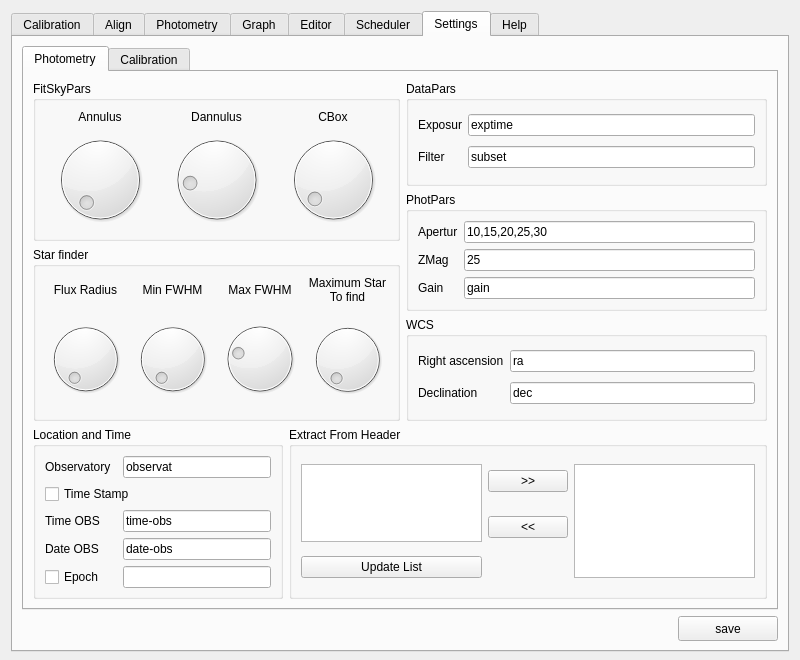
Before: the Qt Designer form myraf.ui in yucelkilic/myrafproject, drawn with Qt 5.
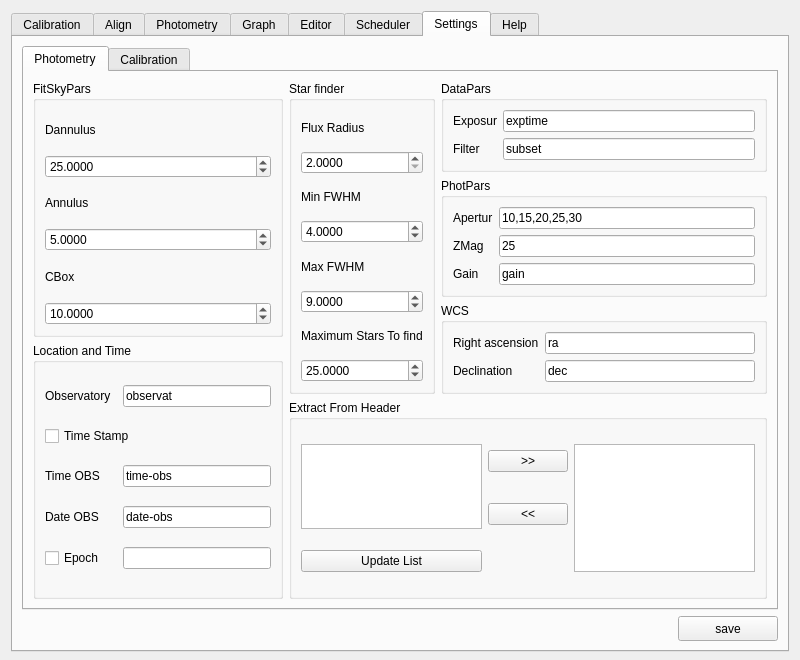
After: the same form once the commit is applied. The open tabs and pages were chosen to show the change. Icons and pictures are not drawn. Custom widgets are drawn as their Qt base class.

Commit message: Settings elements changed

Diff of the .ui file:
```diff
--- a/myraf.ui
+++ b/myraf.ui
@@ -2925,9 +2925,7 @@
           <attribute name="title">
            <string>Photometry</string>
           </attribute>
-          <layout class="QGridLayout" name="gridLayout_80">
-           <item row="0" column="0">
-            <layout class="QGridLayout" name="gridLayout_109">
+          <layout class="QGridLayout" name="gridLayout_60">
              <item row="0" column="0">
               <widget class="QGroupBox" name="groupBox_14">
                <property name="title">
@@ -2935,271 +2933,191 @@
                </property>
                <layout class="QGridLayout" name="gridLayout_59">
                 <item row="0" column="0">
-                 <layout class="QGridLayout" name="gridLayout_64">
-                  <item row="0" column="0">
-                   <widget class="QLabel" name="label_40">
-                    <property name="text">
-                     <string>Annulus</string>
-                    </property>
-                    <property name="alignment">
-                     <set>Qt::AlignCenter</set>
-                    </property>
-                   </widget>
-                  </item>
-                  <item row="1" column="0">
-                   <widget class="QDial" name="dial">
-                    <property name="minimum">
-                     <number>5</number>
-                    </property>
-                    <property name="maximum">
-                     <number>120</number>
-                    </property>
-                    <property name="pageStep">
-                     <number>1</number>
-                    </property>
-                    <property name="orientation">
-                     <enum>Qt::Horizontal</enum>
-                    </property>
-                    <property name="wrapping">
-                     <bool>false</bool>
-                    </property>
-                    <property name="notchesVisible">
-                     <bool>false</bool>
-                    </property>
-                   </widget>
-                  </item>
-                 </layout>
-                </item>
-                <item row="0" column="1">
-                 <layout class="QGridLayout" name="gridLayout_65">
-                  <item row="1" column="0">
-                   <widget class="QDial" name="dial_2">
-                    <property name="minimum">
-                     <number>5</number>
-                    </property>
-                    <property name="maximum">
-                     <number>120</number>
-                    </property>
-                    <property name="pageStep">
-                     <number>1</number>
-                    </property>
-                    <property name="value">
-                     <number>25</number>
-                    </property>
-                    <property name="wrapping">
-                     <bool>false</bool>
-                    </property>
-                    <property name="notchesVisible">
-                     <bool>false</bool>
-                    </property>
-                   </widget>
-                  </item>
-                  <item row="0" column="0">
                    <widget class="QLabel" name="label_42">
                     <property name="text">
                      <string>Dannulus</string>
                     </property>
                     <property name="alignment">
-                     <set>Qt::AlignCenter</set>
+                 <set>Qt::AlignLeading|Qt::AlignLeft|Qt::AlignVCenter</set>
                     </property>
                    </widget>
                   </item>
-                 </layout>
-                </item>
-                <item row="0" column="2">
-                 <layout class="QGridLayout" name="gridLayout_66">
-                  <item row="0" column="0">
+              <item row="1" column="0">
+               <widget class="QDoubleSpinBox" name="doubleSpinBox">
+                <property name="decimals">
+                 <number>4</number>
+                </property>
+                <property name="maximum">
+                 <double>1000.000000000000000</double>
+                </property>
+                <property name="value">
+                 <double>25.000000000000000</double>
+                </property>
+               </widget>
+              </item>
+              <item row="2" column="0">
+               <widget class="QLabel" name="label_40">
+                <property name="text">
+                 <string>Annulus</string>
+                </property>
+                <property name="alignment">
+                 <set>Qt::AlignLeading|Qt::AlignLeft|Qt::AlignVCenter</set>
+                </property>
+               </widget>
+              </item>
+              <item row="3" column="0">
+               <widget class="QDoubleSpinBox" name="doubleSpinBox_2">
+                <property name="decimals">
+                 <number>4</number>
+                </property>
+                <property name="maximum">
+                 <double>1000.000000000000000</double>
+                </property>
+                <property name="value">
+                 <double>5.000000000000000</double>
+                </property>
+               </widget>
+              </item>
+              <item row="4" column="0">
                    <widget class="QLabel" name="label_46">
                     <property name="text">
                      <string>CBox</string>
                     </property>
                     <property name="alignment">
-                     <set>Qt::AlignCenter</set>
+                 <set>Qt::AlignLeading|Qt::AlignLeft|Qt::AlignVCenter</set>
                     </property>
                    </widget>
                   </item>
-                  <item row="1" column="0">
-                   <widget class="QDial" name="dial_3">
-                    <property name="minimum">
-                     <number>5</number>
+              <item row="5" column="0">
+               <widget class="QDoubleSpinBox" name="doubleSpinBox_3">
+                <property name="decimals">
+                 <number>4</number>
                     </property>
                     <property name="maximum">
-                     <number>120</number>
-                    </property>
-                    <property name="pageStep">
-                     <number>1</number>
+                 <double>1000.000000000000000</double>
                     </property>
                     <property name="value">
-                     <number>10</number>
-                    </property>
-                    <property name="wrapping">
-                     <bool>false</bool>
-                    </property>
-                    <property name="notchesVisible">
-                     <bool>false</bool>
-                    </property>
+                 <double>10.000000000000000</double>
+                </property>
                    </widget>
                   </item>
                  </layout>
-                </item>
-               </layout>
-              </widget>
-             </item>
-             <item row="1" column="0">
+            </widget>
+           </item>
+           <item row="0" column="1" rowspan="2">
+            <layout class="QGridLayout" name="gridLayout_41">
+             <item row="0" column="0">
               <widget class="QGroupBox" name="groupBox_19">
                <property name="title">
                 <string>Star finder</string>
                </property>
-               <layout class="QGridLayout" name="gridLayout_63">
-                <item row="0" column="0">
                  <layout class="QGridLayout" name="gridLayout_58">
-                  <item row="2" column="0">
-                   <widget class="QDial" name="dial_4">
-                    <property name="minimum">
-                     <number>2</number>
-                    </property>
-                    <property name="maximum">
-                     <number>15</number>
-                    </property>
-                    <property name="pageStep">
-                     <number>1</number>
-                    </property>
-                    <property name="value">
-                     <number>2</number>
-                    </property>
-                    <property name="wrapping">
-                     <bool>false</bool>
-                    </property>
-                    <property name="notchesVisible">
-                     <bool>false</bool>
-                    </property>
-                   </widget>
-                  </item>
-                  <item row="1" column="0">
+                <item row="0" column="0">
                    <widget class="QLabel" name="label_64">
                     <property name="text">
                      <string>Flux Radius</string>
                     </property>
                     <property name="alignment">
-                     <set>Qt::AlignCenter</set>
+                   <set>Qt::AlignLeading|Qt::AlignLeft|Qt::AlignVCenter</set>
                     </property>
                    </widget>
                   </item>
-                 </layout>
+                <item row="1" column="0">
+                 <widget class="QDoubleSpinBox" name="doubleSpinBox_4">
+                  <property name="decimals">
+                   <number>4</number>
+                  </property>
+                  <property name="minimum">
+                   <double>2.000000000000000</double>
+                  </property>
+                  <property name="maximum">
+                   <double>100.000000000000000</double>
+                  </property>
+                  <property name="value">
+                   <double>2.000000000000000</double>
+                  </property>
+                 </widget>
                 </item>
-                <item row="0" column="1">
-                 <layout class="QGridLayout" name="gridLayout_60">
-                  <item row="0" column="0">
+                <item row="2" column="0">
                    <widget class="QLabel" name="label_68">
                     <property name="text">
                      <string>Min FWHM</string>
                     </property>
                     <property name="alignment">
-                     <set>Qt::AlignCenter</set>
+                   <set>Qt::AlignLeading|Qt::AlignLeft|Qt::AlignVCenter</set>
                     </property>
                    </widget>
                   </item>
-                  <item row="1" column="0">
-                   <widget class="QDial" name="dial_5">
+                <item row="3" column="0">
+                 <widget class="QDoubleSpinBox" name="doubleSpinBox_5">
+                  <property name="decimals">
+                   <number>4</number>
+                  </property>
                     <property name="minimum">
-                     <number>0</number>
+                   <double>1.000000000000000</double>
                     </property>
                     <property name="maximum">
-                     <number>24</number>
-                    </property>
-                    <property name="pageStep">
-                     <number>1</number>
+                   <double>100.000000000000000</double>
                     </property>
                     <property name="value">
-                     <number>0</number>
-                    </property>
-                    <property name="wrapping">
-                     <bool>false</bool>
-                    </property>
-                    <property name="notchesVisible">
-                     <bool>false</bool>
+                   <double>4.000000000000000</double>
                     </property>
                    </widget>
                   </item>
-                 </layout>
-                </item>
-                <item row="0" column="2">
-                 <layout class="QGridLayout" name="gridLayout_61">
-                  <item row="0" column="0">
+                <item row="4" column="0">
                    <widget class="QLabel" name="label_69">
                     <property name="text">
                      <string>Max FWHM</string>
                     </property>
                     <property name="alignment">
-                     <set>Qt::AlignCenter</set>
+                   <set>Qt::AlignLeading|Qt::AlignLeft|Qt::AlignVCenter</set>
                     </property>
                    </widget>
                   </item>
-                  <item row="1" column="0">
-                   <widget class="QDial" name="dial_6">
+                <item row="5" column="0">
+                 <widget class="QDoubleSpinBox" name="doubleSpinBox_6">
+                  <property name="decimals">
+                   <number>4</number>
+                  </property>
                     <property name="minimum">
-                     <number>1</number>
+                   <double>1.000000000000000</double>
                     </property>
                     <property name="maximum">
-                     <number>25</number>
-                    </property>
-                    <property name="pageStep">
-                     <number>1</number>
+                   <double>100.000000000000000</double>
                     </property>
                     <property name="value">
-                     <number>7</number>
-                    </property>
-                    <property name="wrapping">
-                     <bool>false</bool>
-                    </property>
-                    <property name="notchesVisible">
-                     <bool>false</bool>
+                   <double>9.000000000000000</double>
                     </property>
                    </widget>
                   </item>
-                 </layout>
-                </item>
-                <item row="0" column="3">
-                 <layout class="QGridLayout" name="gridLayout_62">
-                  <item row="0" column="0">
+                <item row="6" column="0">
                    <widget class="QLabel" name="label_70">
                     <property name="text">
-                     <string>Maximum Star
-To find</string>
+                   <string>Maximum Stars To find</string>
                     </property>
                     <property name="alignment">
-                     <set>Qt::AlignCenter</set>
+                   <set>Qt::AlignLeading|Qt::AlignLeft|Qt::AlignVCenter</set>
                     </property>
                    </widget>
                   </item>
-                  <item row="1" column="0">
-                   <widget class="QDial" name="dial_7">
+                <item row="7" column="0">
+                 <widget class="QDoubleSpinBox" name="doubleSpinBox_7">
+                  <property name="decimals">
+                   <number>4</number>
+                  </property>
                     <property name="minimum">
-                     <number>5</number>
+                   <double>1.000000000000000</double>
                     </property>
                     <property name="maximum">
-                     <number>30000</number>
-                    </property>
-                    <property name="pageStep">
-                     <number>1</number>
+                   <double>10000.000000000000000</double>
                     </property>
                     <property name="value">
-                     <number>25</number>
-                    </property>
-                    <property name="wrapping">
-                     <bool>false</bool>
-                    </property>
-                    <property name="notchesVisible">
-                     <bool>false</bool>
-                    </property>
+                   <double>25.000000000000000</double>
+                  </property>
                    </widget>
                   </item>
                  </layout>
-                </item>
-               </layout>
               </widget>
-             </item>
-            </layout>
            </item>
            <item row="0" column="1">
             <layout class="QGridLayout" name="gridLayout_67">
@@ -3334,8 +3252,52 @@
             </layout>
            </item>
            <item row="1" column="0" colspan="2">
-            <layout class="QGridLayout" name="gridLayout_41">
-             <item row="0" column="0">
+              <widget class="QGroupBox" name="groupBox_31">
+               <property name="title">
+                <string>Extract From Header</string>
+               </property>
+               <layout class="QGridLayout" name="gridLayout_68">
+                <item row="0" column="0" rowspan="2">
+                 <widget class="QListWidget" name="listWidget_19">
+                  <property name="selectionMode">
+                   <enum>QAbstractItemView::ExtendedSelection</enum>
+                  </property>
+                 </widget>
+                </item>
+                <item row="0" column="1">
+                 <widget class="QPushButton" name="pushButton_49">
+                  <property name="text">
+                   <string>&gt;&gt;</string>
+                  </property>
+                 </widget>
+                </item>
+                <item row="0" column="2" rowspan="3">
+                 <widget class="QListWidget" name="listWidget_20">
+                  <property name="selectionMode">
+                   <enum>QAbstractItemView::ExtendedSelection</enum>
+                  </property>
+                 </widget>
+                </item>
+                <item row="1" column="1">
+                 <widget class="QPushButton" name="pushButton_50">
+                  <property name="text">
+                   <string>&lt;&lt;</string>
+                  </property>
+                 </widget>
+                </item>
+                <item row="2" column="0">
+                 <widget class="QPushButton" name="pushButton_51">
+                  <property name="text">
+                   <string>Update List</string>
+                  </property>
+                 </widget>
+                </item>
+               </layout>
+              </widget>
+             </item>
+            </layout>
+           </item>
+           <item row="1" column="0">
               <widget class="QGroupBox" name="groupBox_17">
                <property name="minimumSize">
                 <size>
@@ -3409,52 +3371,6 @@
                </layout>
               </widget>
              </item>
-             <item row="0" column="1">
-              <widget class="QGroupBox" name="groupBox_31">
-               <property name="title">
-                <string>Extract From Header</string>
-               </property>
-               <layout class="QGridLayout" name="gridLayout_68">
-                <item row="0" column="0" rowspan="2">
-                 <widget class="QListWidget" name="listWidget_19">
-                  <property name="selectionMode">
-                   <enum>QAbstractItemView::ExtendedSelection</enum>
-                  </property>
-                 </widget>
-                </item>
-                <item row="0" column="1">
-                 <widget class="QPushButton" name="pushButton_49">
-                  <property name="text">
-                   <string>&gt;&gt;</string>
-                  </property>
-                 </widget>
-                </item>
-                <item row="0" column="2" rowspan="3">
-                 <widget class="QListWidget" name="listWidget_20">
-                  <property name="selectionMode">
-                   <enum>QAbstractItemView::ExtendedSelection</enum>
-                  </property>
-                 </widget>
-                </item>
-                <item row="1" column="1">
-                 <widget class="QPushButton" name="pushButton_50">
-                  <property name="text">
-                   <string>&lt;&lt;</string>
-                  </property>
-                 </widget>
-                </item>
-                <item row="2" column="0">
-                 <widget class="QPushButton" name="pushButton_51">
-                  <property name="text">
-                   <string>Update List</string>
-                  </property>
-                 </widget>
-                </item>
-               </layout>
-              </widget>
-             </item>
-            </layout>
-           </item>
           </layout>
          </widget>
          <widget class="QWidget" name="tab_21">
```
Left out of the diff: 18 changed lines with no effect on the pictures. Lines whose indentation alone changed are shown as unchanged. The commit also changes 1 other file.
